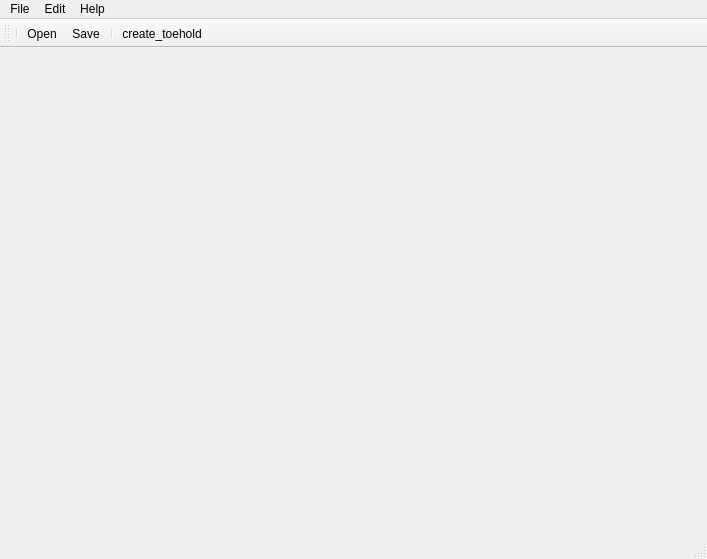
Before: the Qt Designer form bin/ui_window.ui in amylittleyang/OtraCAD, drawn with Qt 5.
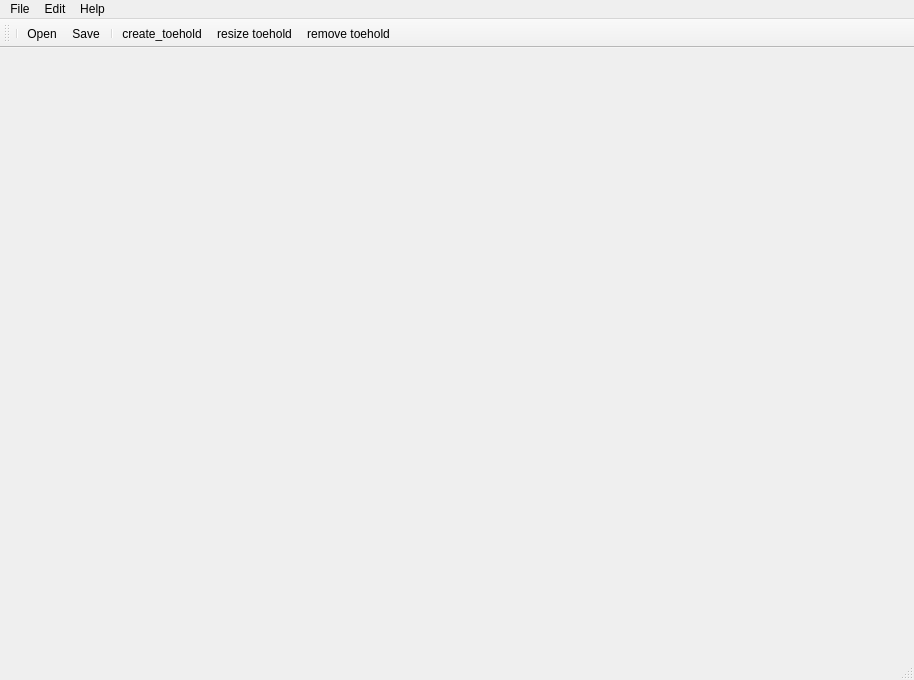
After: the same form once the commit is applied. Icons and pictures are not drawn.

Commit message: Able to delete selected toehold (one at a time); Able to change toehold length (one at a time);

Patch:
```diff
--- a/bin/ui_window.ui
+++ b/bin/ui_window.ui
@@ -6,8 +6,8 @@
    <rect>
     <x>0</x>
     <y>0</y>
-    <width>707</width>
-    <height>559</height>
+    <width>914</width>
+    <height>680</height>
    </rect>
   </property>
   <property name="windowTitle">
@@ -21,7 +21,7 @@
     <rect>
      <x>0</x>
      <y>0</y>
-     <width>707</width>
+     <width>914</width>
      <height>22</height>
     </rect>
    </property>
@@ -69,6 +69,8 @@
    <addaction name="actionSave"/>
    <addaction name="separator"/>
    <addaction name="actionCreate_toehold"/>
+   <addaction name="actionResize_toehold"/>
+   <addaction name="actionRemove_toehold"/>
   </widget>
   <action name="actionRecent_File">
    <property name="text">
@@ -224,6 +226,25 @@
     <string>Ctrl+Z</string>
    </property>
   </action>
+  <action name="actionResize_toehold">
+   <property name="checkable">
+    <bool>false</bool>
+   </property>
+   <property name="text">
+    <string>resize toehold</string>
+   </property>
+   <property name="toolTip">
+    <string>Change the length of a selected toehold</string>
+   </property>
+  </action>
+  <action name="actionRemove_toehold">
+   <property name="text">
+    <string>remove toehold</string>
+   </property>
+   <property name="toolTip">
+    <string>remove selected toehold</string>
+   </property>
+  </action>
  </widget>
  <resources>
   <include location="images/TransformaitonIcon.qrc"/>
```
Left out of the diff: 2 changed lines with no effect on the pictures. The commit also changes 145 other files.
